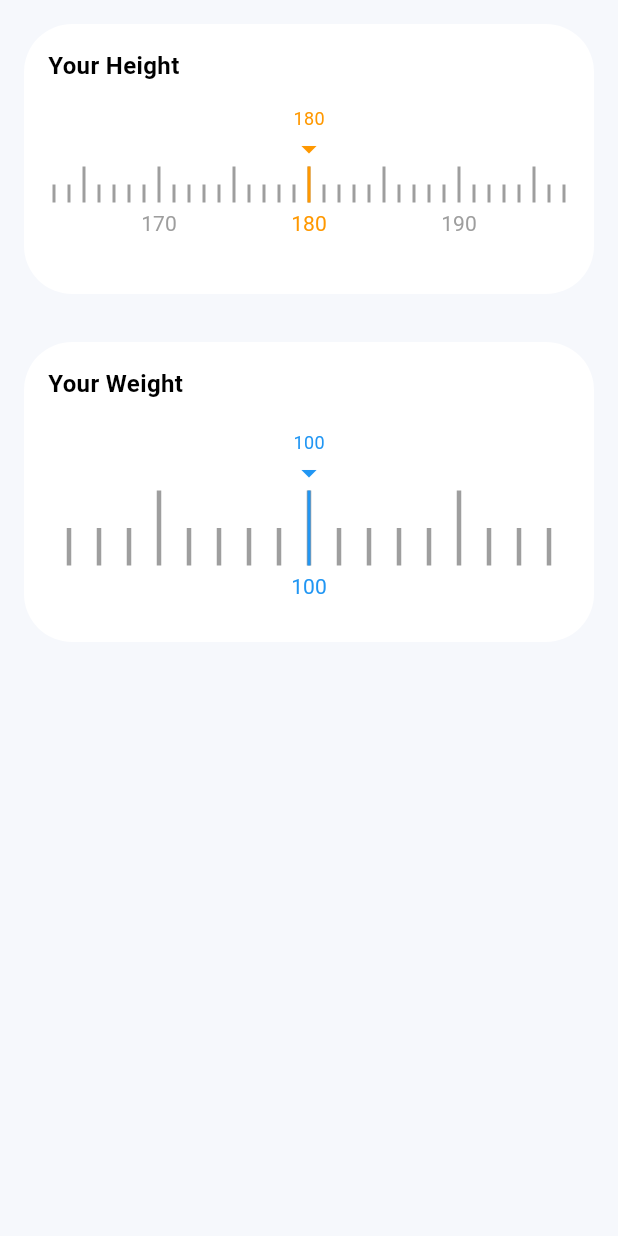
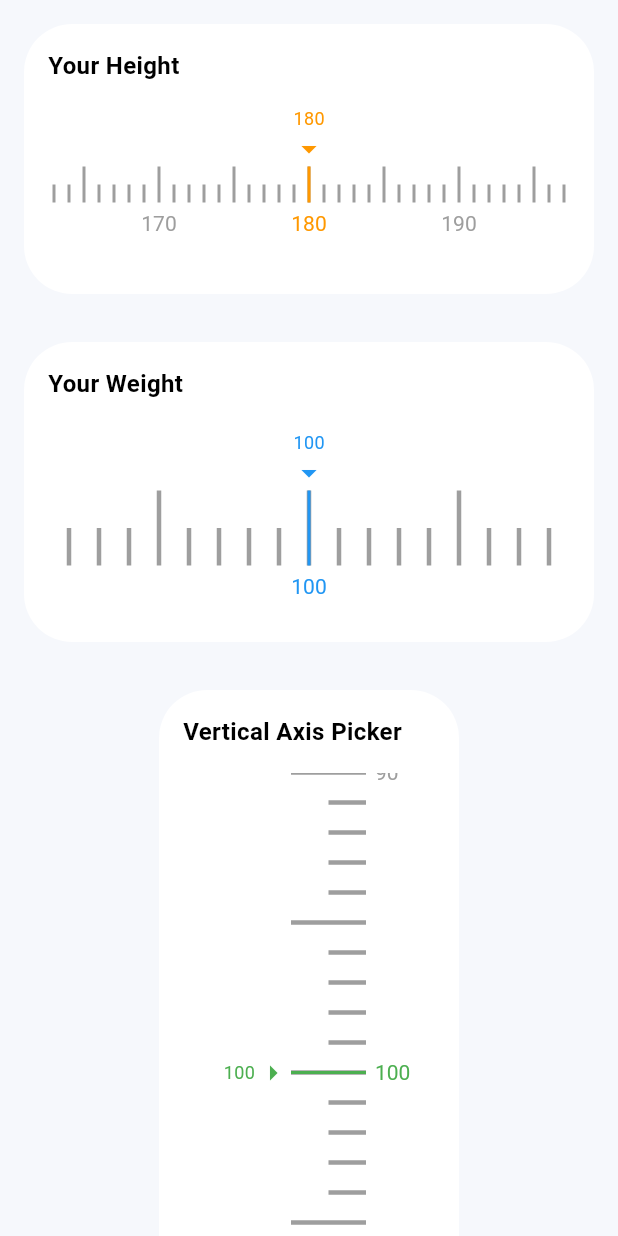
Before and after one commit to xxj2016/simple_ruler_picker, a Flutter app: the screen it shows after launch, on a phone screen of 412 x 824 dp. Run offline on Flutter 3.47's test engine with Material 3 defaults, Android fonts, the phone set to English and light mode, and no system bars.

Commit message:
feat: support vertical axis ruler with horizontal text orentation.

```diff
--- a/example/lib/main.dart
+++ b/example/lib/main.dart
@@ -48,6 +48,32 @@ class ExamplePage extends StatelessWidget {
                   },
                 ),
               ),
+              PickerCard(
+                title: 'Vertical Axis Picker',
+                height: 500,
+                width: 200,
+                child: Padding(
+                  padding: const EdgeInsets.symmetric(vertical: 16),
+                  child: SimpleRulerPicker(
+                    height: 400,
+                    minValue: 50,
+                    maxValue: 300,
+                    initialValue: 100,
+                    selectedColor: Colors.green,
+                    lineStroke: 3,
+                    longLineHeight: 50,
+                    shortLineHeight: 25,
+                    scaleItemWidth: 20,
+                    scaleLabelSize: 14,
+                    scaleLabelWidth: 40,
+                    axis: Axis.vertical,
+                    lineColor: Colors.grey,
+                    onValueChanged: (value) {
+                      debugPrint(value.toString());
+                    },
+                  ),
+                ),
+              ),
             ],
           ),
         ),
@@ -76,12 +102,14 @@ class MyApp extends StatelessWidget {
 class PickerCard extends StatelessWidget {
   final String title;
   final double height;
+  final double? width;
   final Widget child;
 
   const PickerCard({
     super.key,
     required this.title,
     required this.height,
+    this.width,
     required this.child,
   });
 
@@ -89,6 +117,7 @@ class PickerCard extends StatelessWidget {
   Widget build(BuildContext context) {
     return Container(
       height: height,
+      width: width,
       margin: const EdgeInsets.all(16),
       padding: const EdgeInsets.all(16),
       decoration: BoxDecoration(
--- a/lib/simple_ruler_picker.dart
+++ b/lib/simple_ruler_picker.dart
@@ -15,6 +15,9 @@ class SimpleRulerPicker extends StatefulWidget {
 
   /// The size of the text for the scale labels.
   final double scaleLabelSize;
+
+  /// The width of the text for the scale labels when axis is vertical.
+  final double scaleLabelWidth;
 
   /// Padding below the scale labels, creating space between the labels and the bottom of the picker.
   final double scaleBottomPadding;
@@ -46,6 +49,9 @@ class SimpleRulerPicker extends StatefulWidget {
   /// The overall height of the ruler picker.
   final double height;
 
+  /// The axis along which the picker scrolls.
+  final Axis axis;
+
   /// Creates a [SimpleRulerPicker] widget.
   ///
   /// The [minValue] must be less than or equal to [initialValue],
@@ -57,6 +63,7 @@ class SimpleRulerPicker extends StatefulWidget {
     this.initialValue = 100,
     this.onValueChanged,
     this.scaleLabelSize = 14,
+    this.scaleLabelWidth = 40,
     this.scaleBottomPadding = 6,
     this.scaleItemWidth = 10,
     this.longLineHeight = 24,
@@ -66,6 +73,7 @@ class SimpleRulerPicker extends StatefulWidget {
     this.labelColor = Colors.grey,
     this.lineStroke = 2,
     this.height = 100,
+    this.axis = Axis.horizontal,
   }) : assert(
           minValue <= initialValue &&
               initialValue <= maxValue &&
@@ -80,6 +88,8 @@ class _SimpleRulerPickerState extends State<SimpleRulerPicker> {
   late ScrollController _scrollController;
   late int _selectedValue;
   bool _isPosFixed = false;
+
+  bool get _isHorizontalAxis => widget.axis == Axis.horizontal;
 
   int getScrolledItemIndex(double scrolledPixels, int itemWidth) {
     return scrolledPixels ~/ itemWidth;
@@ -154,17 +164,27 @@ class _SimpleRulerPickerState extends State<SimpleRulerPicker> {
               onNotification: onNotification,
               child: LayoutBuilder(
                 builder: (context, constraints) => ListView.builder(
-                  padding: EdgeInsets.only(
+                  padding: _isHorizontalAxis
+                      ? EdgeInsets.only(
                           left: constraints.maxWidth / 2,
                           right: constraints.maxWidth / 2,
+                        )
+                      : EdgeInsets.only(
+                          top: constraints.maxHeight / 2,
+                          bottom: constraints.maxHeight / 2,
                         ),
                   controller: _scrollController,
-                  scrollDirection: Axis.horizontal,
+                  scrollDirection: widget.axis,
                   itemCount: (widget.maxValue - widget.minValue) + 1,
                   itemBuilder: (context, index) {
                     final int value = widget.minValue + index;
                     return SizedBox(
-                      width: widget.scaleItemWidth.toDouble(),
+                      width: _isHorizontalAxis
+                          ? widget.scaleItemWidth.toDouble()
+                          : null,
+                      height: _isHorizontalAxis
+                          ? null
+                          : widget.scaleItemWidth.toDouble(),
                       child: CustomPaint(
                         painter: _RulerPainter(
                           value: value,
@@ -177,6 +197,8 @@ class _SimpleRulerPickerState extends State<SimpleRulerPicker> {
                           selectedColor: widget.selectedColor,
                           labelColor: widget.labelColor,
                           lineStroke: widget.lineStroke,
+                          axis: widget.axis,
+                          maxScaleLabelWidth: widget.scaleLabelWidth,
                         ),
                       ),
                     );
@@ -185,33 +207,116 @@ class _SimpleRulerPickerState extends State<SimpleRulerPicker> {
               ),
             ),
           ),
-          Align(
+          _isHorizontalAxis
+              ? _VerticalPointer(
+                  selectedValue: _selectedValue,
+                  selectedColor: widget.selectedColor,
+                  longLineHeight: widget.longLineHeight,
+                  scaleLabelSize: widget.scaleLabelSize,
+                  scaleBottomPadding: widget.scaleBottomPadding,
+                )
+              : _HorizontalPointer(
+                  selectedValue: _selectedValue,
+                  selectedColor: widget.selectedColor,
+                  longLineHeight: widget.longLineHeight,
+                  scaleLabelWidth: widget.scaleLabelWidth,
+                  scaleBottomPadding: widget.scaleBottomPadding,
+                ),
+        ],
+      ),
+    );
+  }
+}
+
+class _HorizontalPointer extends StatelessWidget {
+  const _HorizontalPointer({
+    required this.selectedValue,
+    required this.selectedColor,
+    required this.longLineHeight,
+    required this.scaleLabelWidth,
+    required this.scaleBottomPadding,
+  });
+
+  final int selectedValue;
+  final Color selectedColor;
+  final double longLineHeight;
+  final double scaleLabelWidth;
+  final double scaleBottomPadding;
+
+  @override
+  Widget build(BuildContext context) {
+    return Align(
+      alignment: Alignment.centerRight,
+      child: Row(
+        mainAxisSize: MainAxisSize.min,
+        children: [
+          Text(
+            selectedValue.toString(),
+            style: TextStyle(
+              fontSize: 12,
+              color: selectedColor,
+            ),
+          ),
+          Icon(
+            Icons.arrow_right,
+            color: selectedColor,
+            size: 24,
+          ),
+          Container(
+            height: 2,
+            width: longLineHeight,
+            color: selectedColor,
+          ),
+          SizedBox(
+            width: scaleLabelWidth + scaleBottomPadding,
+          ),
+        ],
+      ),
+    );
+  }
+}
+
+class _VerticalPointer extends StatelessWidget {
+  const _VerticalPointer({
+    required this.selectedValue,
+    required this.selectedColor,
+    required this.longLineHeight,
+    required this.scaleLabelSize,
+    required this.scaleBottomPadding,
+  });
+
+  final int selectedValue;
+  final Color selectedColor;
+  final double longLineHeight;
+  final double scaleLabelSize;
+  final double scaleBottomPadding;
+
+  @override
+  Widget build(BuildContext context) {
+    return Align(
       alignment: Alignment.bottomCenter,
       child: Column(
         mainAxisSize: MainAxisSize.min,
         children: [
           Text(
-                  _selectedValue.toString(),
+            selectedValue.toString(),
             style: TextStyle(
               fontSize: 12,
-                    color: widget.selectedColor,
+              color: selectedColor,
             ),
           ),
           Icon(
             Icons.arrow_drop_down,
-                  color: widget.selectedColor,
+            color: selectedColor,
             size: 24,
           ),
           Container(
-                  height: widget.longLineHeight,
+            height: longLineHeight,
             width: 2,
-                  color: widget.selectedColor,
+            color: selectedColor,
           ),
           SizedBox(
-                  height: widget.scaleLabelSize + widget.scaleBottomPadding,
-                ),
-              ],
-            ),
+            height: scaleLabelSize + scaleBottomPadding,
           ),
         ],
       ),
@@ -223,6 +328,7 @@ class _RulerPainter extends CustomPainter {
   final int value;
   final int selectedValue;
   final double scaleLabelSize;
+  final double maxScaleLabelWidth;
   final double scaleBottomPadding;
   final double longLineHeight;
   final double shortLineHeight;
@@ -230,11 +336,13 @@ class _RulerPainter extends CustomPainter {
   final Color selectedColor;
   final Color labelColor;
   final double lineStroke;
+  final Axis axis;
 
   _RulerPainter({
     required this.value,
     required this.selectedValue,
     required this.scaleLabelSize,
+    this.maxScaleLabelWidth = 40,
     required this.scaleBottomPadding,
     this.longLineHeight = 24,
     this.shortLineHeight = 12,
@@ -242,7 +350,10 @@ class _RulerPainter extends CustomPainter {
     this.selectedColor = Colors.orange,
     this.labelColor = Colors.grey,
     this.lineStroke = 2,
+    this.axis = Axis.horizontal,
   });
+
+  bool get _isHorizontalAxis => axis == Axis.horizontal;
 
   @override
   void paint(Canvas canvas, Size size) {
@@ -253,15 +364,30 @@ class _RulerPainter extends CustomPainter {
 
     // Draw scale line: Long line every 5 cm, short line every 1 cm
     final double lineHeight = value % 5 == 0 ? longLineHeight : shortLineHeight;
-    canvas.drawLine(
-      Offset(
+
+    final p1 = _isHorizontalAxis
+        ? Offset(
             size.width / 2,
             size.height - scaleLabelSize - scaleBottomPadding,
-      ),
-      Offset(
+          )
+        : Offset(
+            size.width - maxScaleLabelWidth - scaleBottomPadding,
+            size.height / 2,
+          );
+
+    final p2 = _isHorizontalAxis
+        ? Offset(
             size.width / 2,
             size.height - lineHeight - scaleLabelSize - scaleBottomPadding,
-      ),
+          )
+        : Offset(
+            size.width - lineHeight - maxScaleLabelWidth - scaleBottomPadding,
+            size.height / 2,
+          );
+
+    canvas.drawLine(
+      p1,
+      p2,
       paint,
     );
 
@@ -279,12 +405,20 @@ class _RulerPainter extends CustomPainter {
       );
 
       textPainter.layout();
+
+      final offset = _isHorizontalAxis
+          ? Offset(
+              size.width / 2 - textPainter.width / 2,
+              size.height - scaleLabelSize,
+            )
+          : Offset(
+              size.width - maxScaleLabelWidth,
+              size.height / 2 - textPainter.height / 2,
+            );
+
       textPainter.paint(
         canvas,
-        Offset(
-          size.width / 2 - textPainter.width / 2,
-          size.height - scaleLabelSize,
-        ),
+        offset,
       );
     }
   }
```
Also changed, not shown: 1 other file. Lines whose indentation alone changed are shown as unchanged.
